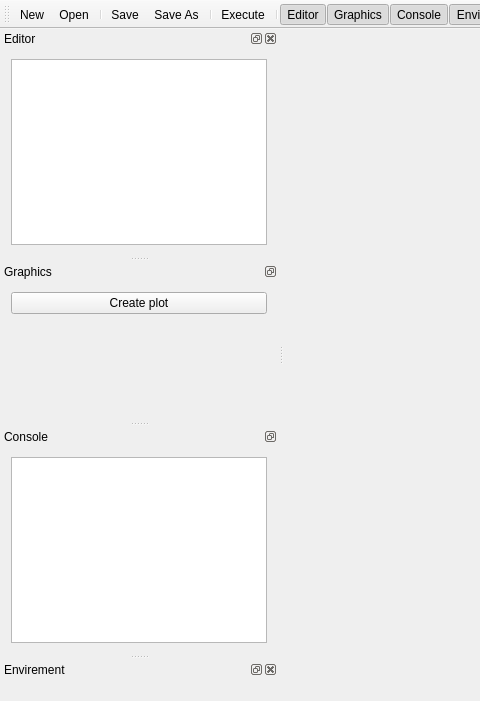
Before: the Qt Designer form src/REditor/MainWindow.ui in Polymedia/VIP-Proto, drawn with Qt 5; both pictures show x 0 to 480 and y 0 to 701 of the 960 by 701 pixel window.
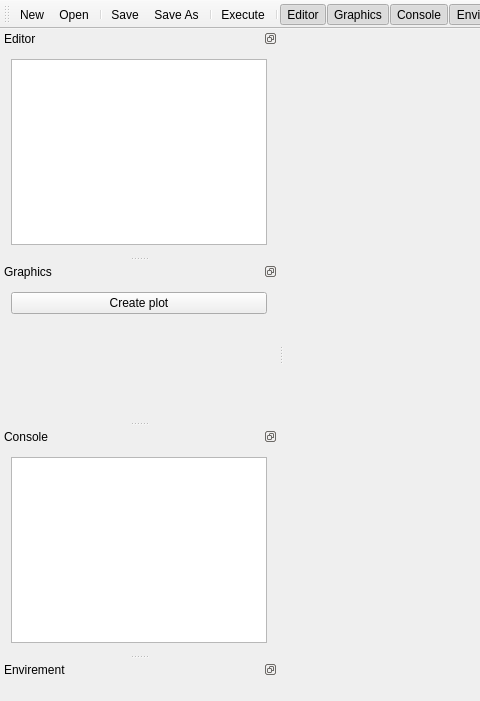
After: the same form once the commit is applied. Custom widgets are drawn as their Qt base class.

```diff
--- a/src/REditor/MainWindow.ui
+++ b/src/REditor/MainWindow.ui
@@ -55,6 +55,9 @@
   </widget>
   <widget class="QStatusBar" name="statusBar"/>
   <widget class="QDockWidget" name="editorDock">
+   <property name="features">
+    <set>QDockWidget::DockWidgetFloatable|QDockWidget::DockWidgetMovable</set>
+   </property>
    <property name="windowTitle">
     <string>Editor</string>
    </property>
@@ -148,6 +151,9 @@
    </widget>
   </widget>
   <widget class="QDockWidget" name="envDock">
+   <property name="features">
+    <set>QDockWidget::DockWidgetFloatable|QDockWidget::DockWidgetMovable</set>
+   </property>
    <property name="windowTitle">
     <string>Envirement</string>
    </property>
```
